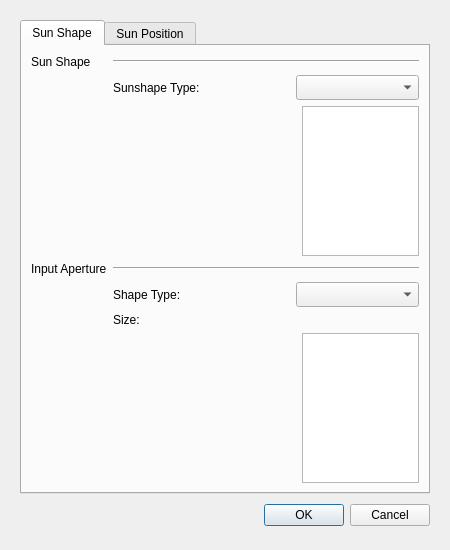
This is TonatiuhProject/src/source/gui/lightdialog.ui in iat-cener/tonatiuh as Qt 5 draws it before an edit. The edited form follows.
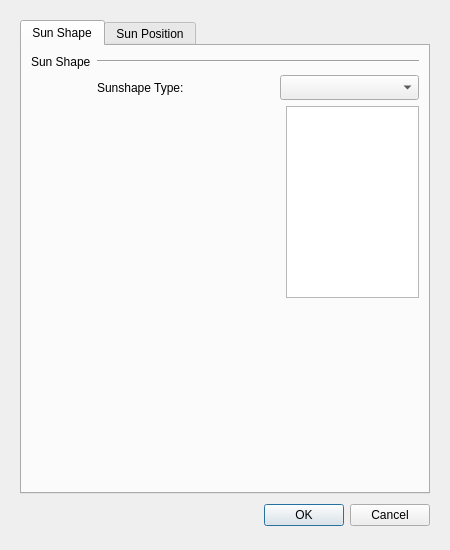
This is the edited form. Custom widgets are drawn as their Qt base class.

Diff of the .ui file:
```diff
--- a/TonatiuhProject/src/source/gui/lightdialog.ui
+++ b/TonatiuhProject/src/source/gui/lightdialog.ui
@@ -98,78 +98,21 @@
          </property>
         </widget>
        </item>
-       <item row="4" column="0">
-        <widget class="QLabel" name="inputApertureLabel">
-         <property name="text">
-          <string>Input Aperture</string>
-         </property>
-        </widget>
-       </item>
-       <item row="4" column="1" colspan="3">
-        <widget class="Line" name="inputApertureHLine">
-         <property name="orientation">
-          <enum>Qt::Horizontal</enum>
-         </property>
-        </widget>
-       </item>
-       <item row="5" column="1">
-        <widget class="QLabel" name="shapeLabel">
-         <property name="sizePolicy">
-          <sizepolicy hsizetype="Preferred" vsizetype="Preferred">
-           <horstretch>0</horstretch>
-           <verstretch>0</verstretch>
-          </sizepolicy>
-         </property>
-         <property name="minimumSize">
-          <size>
-           <width>177</width>
-           <height>25</height>
-          </size>
-         </property>
-         <property name="text">
-          <string>Shape Type:   </string>
-         </property>
-        </widget>
-       </item>
-       <item row="5" column="2" colspan="2">
-        <widget class="QComboBox" name="shapeCombo">
-         <property name="minimumSize">
-          <size>
-           <width>0</width>
-           <height>25</height>
-          </size>
-         </property>
-        </widget>
-       </item>
-       <item row="6" column="1">
-        <widget class="QLabel" name="sizeLabel">
-         <property name="text">
-          <string>Size:</string>
-         </property>
-        </widget>
-       </item>
-       <item row="9" column="3">
-        <spacer name="verticalSpacer_2">
-         <property name="orientation">
-          <enum>Qt::Vertical</enum>
-         </property>
-         <property name="sizeHint" stdset="0">
-          <size>
-           <width>20</width>
-           <height>40</height>
-          </size>
-         </property>
-        </spacer>
-       </item>
        <item row="3" column="3">
         <widget class="FieldContainerWidget" name="sunshapeParameters"/>
        </item>
-       <item row="7" column="3">
-        <widget class="FieldContainerWidget" name="shapeParameters">
-         <property name="enabled">
-          <bool>true</bool>
+       <item row="4" column="0" colspan="4">
+        <spacer name="verticalSpacer_2">
+         <property name="orientation">
+          <enum>Qt::Vertical</enum>
          </property>
-        </widget>
+         <property name="sizeHint" stdset="0">
+          <size>
+           <width>20</width>
+           <height>40</height>
+          </size>
+         </property>
+        </spacer>
        </item>
       </layout>
      </widget>
```
Left out of the diff: 40 changed lines with no effect on the pictures.
